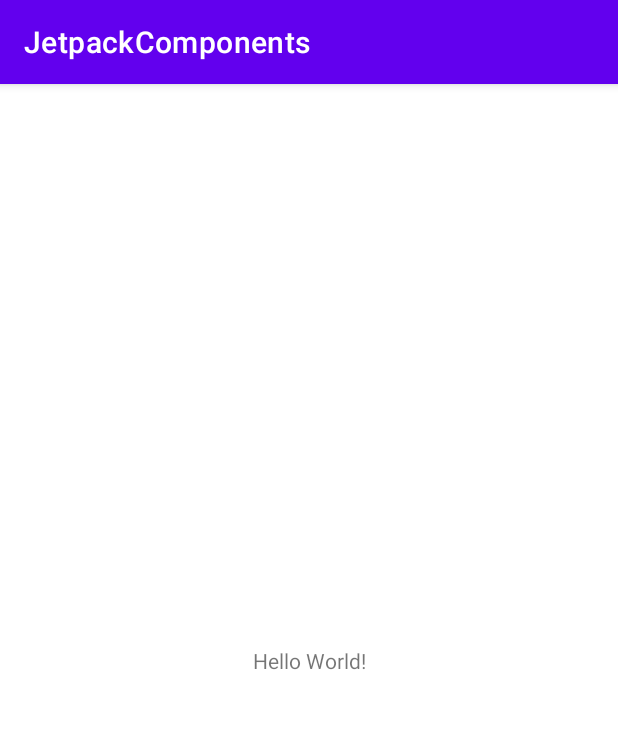
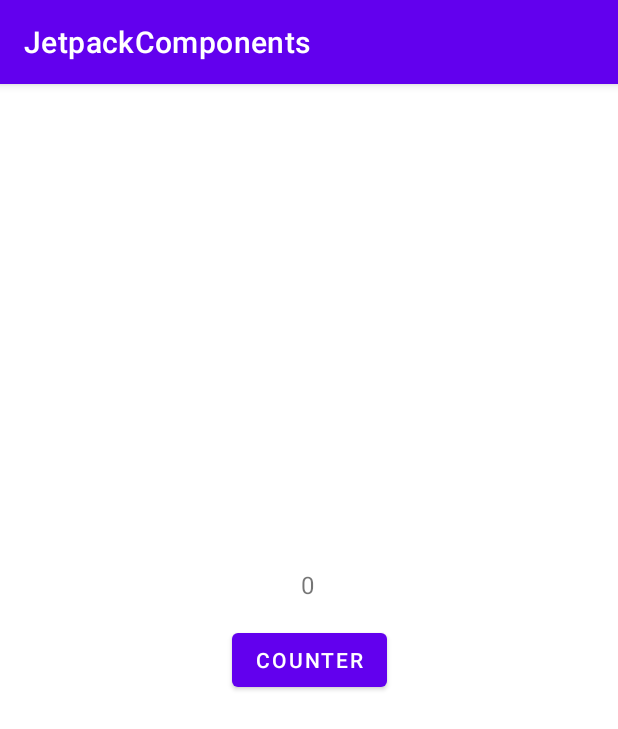
Before and after one commit to Tayyabi/JetpackComponents, an Android app: the screen it shows after launch (MainActivity), on a phone screen of 412 x 824 dp. Shown: the top 729 px of the screen. Run offline under Robolectric (Android 15) with nearby library versions, the phone set to English and light mode, and no system bars.

Commit message:
Add Code for ViewModel

```diff
--- a/app/src/main/java/com/example/jetpackcomponents/MainActivity.kt
+++ b/app/src/main/java/com/example/jetpackcomponents/MainActivity.kt
@@ -1,23 +1,41 @@
 package com.example.jetpackcomponents
 
+import android.annotation.SuppressLint
 import androidx.appcompat.app.AppCompatActivity
 import android.os.Bundle
 import android.util.Log
+import android.widget.TextView
+import androidx.lifecycle.ViewModelProvider
 
 class MainActivity : AppCompatActivity() {
 
+
+    lateinit var txtCounter: TextView
+    lateinit var mainViewModel: MainViewModel
     companion object{
         private const val TAG = "MainActivity"
     }
 
+    @SuppressLint("MissingInflatedId")
     override fun onCreate(savedInstanceState: Bundle?) {
         super.onCreate(savedInstanceState)
         setContentView(R.layout.activity_main)
 
+        txtCounter = findViewById(R.id.txtCounter)
+
+        mainViewModel = ViewModelProvider(this).get(MainViewModel::class.java)
+
         Log.d(TAG, "onCreate: Activity")
         lifecycle.addObserver(MainActivityObserver())
 
+        txtCounter.setOnClickListener{
+            mainViewModel.increment()
+            txtCounter.text = mainViewModel.count.toString()
+        }
+
     }
+
+
 
     override fun onStart() {
         super.onStart()
--- /dev/null
+++ b/app/src/main/java/com/example/jetpackcomponents/MainViewModel.kt
@@ -0,0 +1,12 @@
+package com.example.jetpackcomponents
+
+import androidx.lifecycle.ViewModel
+
+class MainViewModel : ViewModel() {
+
+    var count: Int = 0
+
+    fun increment(){
+        count++
+    }
+}
--- a/app/src/main/res/layout/activity_main.xml
+++ b/app/src/main/res/layout/activity_main.xml
@@ -7,12 +7,26 @@
     tools:context=".MainActivity">
 
     <TextView
+        android:id="@+id/txtCounter"
         android:layout_width="wrap_content"
         android:layout_height="wrap_content"
-        android:text="Hello World!"
+        android:layout_marginBottom="15dp"
+        android:text="0"
+        android:textSize="16sp"
+        app:layout_constraintBottom_toTopOf="@+id/button"
+        app:layout_constraintEnd_toEndOf="parent"
+        app:layout_constraintHorizontal_bias="0.498"
+        app:layout_constraintStart_toStartOf="parent" />
+
+    <Button
+        android:id="@+id/button"
+        android:layout_width="wrap_content"
+        android:layout_height="wrap_content"
+        android:text="Counter"
         app:layout_constraintBottom_toBottomOf="parent"
         app:layout_constraintEnd_toEndOf="parent"
+        app:layout_constraintHorizontal_bias="0.5"
         app:layout_constraintStart_toStartOf="parent"
-        app:layout_constraintTop_toTopOf="parent" />
-
+        app:layout_constraintTop_toTopOf="parent"
+        app:layout_constraintVertical_bias="0.5" />
 </androidx.constraintlayout.widget.ConstraintLayout>
```
